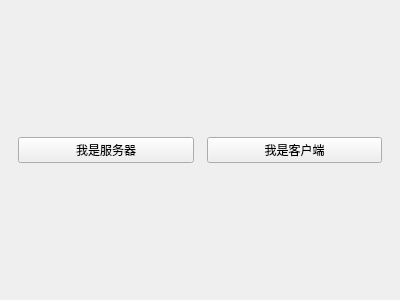
First picture: the form in ui/Welcome.ui, repository UNIDY2002/Doudizhu, before the edit.
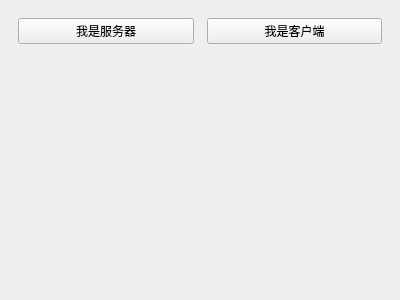
Second picture: the form after the edit.

```diff
--- a/ui/Welcome.ui
+++ b/ui/Welcome.ui
@@ -13,7 +13,16 @@
   <property name="windowTitle">
    <string>欢迎</string>
   </property>
-  <layout class="QHBoxLayout" name="container">
+  <layout class="QVBoxLayout" name="verticalLayout">
+   <item>
+    <spacer name="spacerTop">
+     <property name="orientation">
+      <enum>Qt::Vertical</enum>
+     </property>
+    </spacer>
+   </item>
+   <item>
+    <layout class="QHBoxLayout" name="buttons">
    <item>
     <spacer name="spacerLeft">
      <property name="orientation">
@@ -29,7 +38,7 @@
     </widget>
    </item>
    <item>
-    <spacer name="spacerMiddle">
+      <spacer name="spacerHMiddle">
      <property name="orientation">
       <enum>Qt::Horizontal</enum>
      </property>
@@ -50,6 +59,32 @@
     </spacer>
    </item>
   </layout>
+   </item>
+   <item>
+    <spacer name="spacerVMiddle">
+     <property name="orientation">
+      <enum>Qt::Vertical</enum>
+     </property>
+    </spacer>
+   </item>
+   <item>
+    <widget class="QLabel" name="msg">
+     <property name="text">
+      <string/>
+     </property>
+     <property name="alignment">
+      <set>Qt::AlignCenter</set>
+     </property>
+    </widget>
+   </item>
+   <item>
+    <spacer name="spacerBottom">
+     <property name="orientation">
+      <enum>Qt::Vertical</enum>
+     </property>
+    </spacer>
+   </item>
+  </layout>
  </widget>
  <resources/>
  <connections>
```
Left out of the diff: 12 changed lines with no effect on the pictures. Lines whose indentation alone changed are shown as unchanged.
